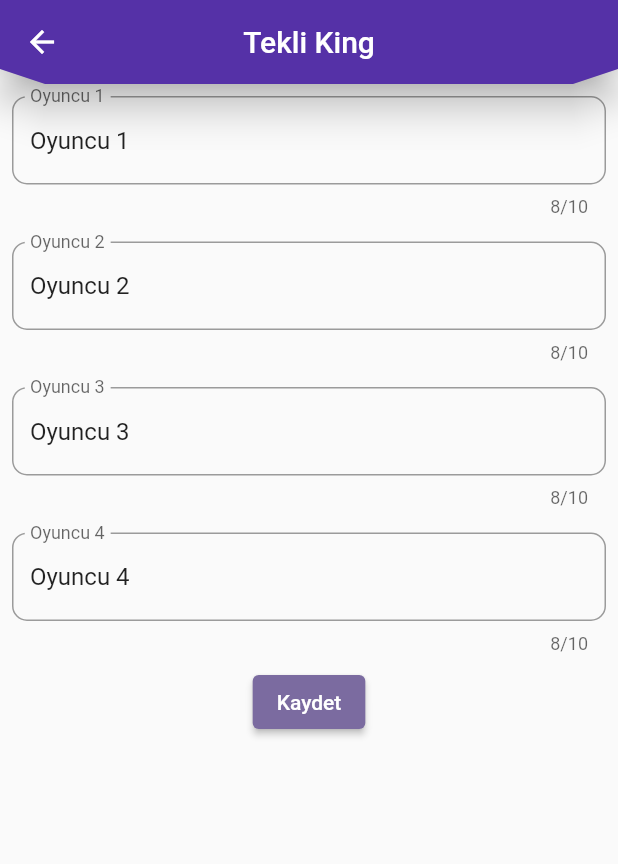
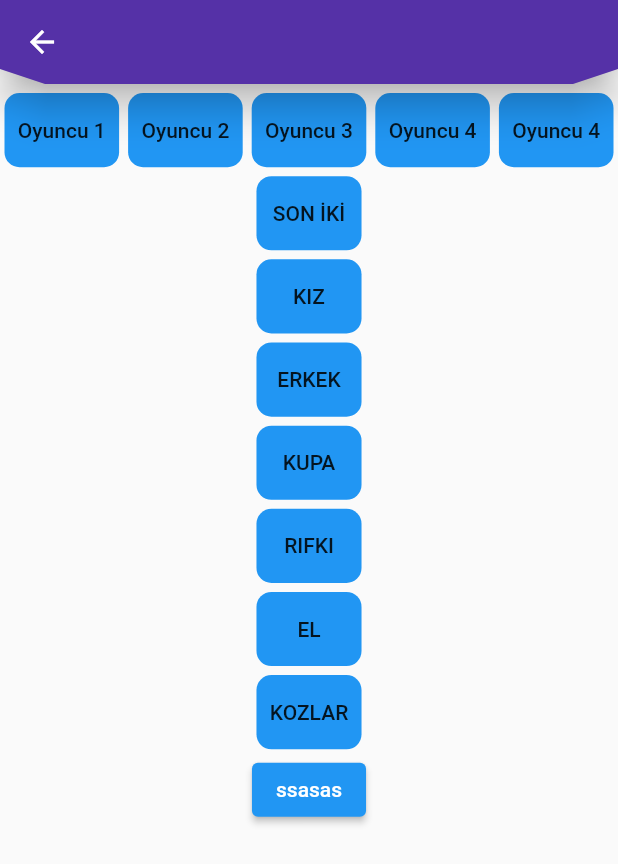
Before and after one commit to VeliKarpuz/scoreboard_app, a Flutter app: the TekliKing screen opened directly, after a tap on "Kaydet", on a phone screen of 412 x 824 dp. Shown: the top 864 px of the screen. Run offline on Flutter 3.47's test engine with Material 2 defaults, Android fonts, the phone set to English and light mode, and no system bars; our stand-ins replace assets_audio_player, font_awesome_flutter, get_it.

Commit message:
17.05.2023

```diff
--- a/lib/main.dart
+++ b/lib/main.dart
@@ -1,9 +1,13 @@
 import 'package:flutter/material.dart';
 import 'package:scoreboard_app/widgets/common_widgets/my_card_list.dart';
 import 'package:scoreboard_app/const_names.dart';
+import 'package:scoreboard_app/widgets/king/service/service_locator.dart';
 import './theme.dart';
 
-void main() => runApp(MyApp());
+void main() async {
+  initGetIt();
+  runApp(MyApp());
+}
 
 class MyApp extends StatelessWidget with MyTheme {
   MyApp({super.key});
--- /dev/null
+++ b/lib/widgets/king/service/game_type_state.dart
@@ -0,0 +1,9 @@
+import 'package:flutter/material.dart';
+
+class GameTypeState {
+  ValueNotifier<int> whichGameIsActive = ValueNotifier(0);
+
+  void gameSelector(int queue) {
+    whichGameIsActive.value = queue;
+  }
+}
--- /dev/null
+++ b/lib/widgets/king/service/player_state.dart
@@ -0,0 +1,15 @@
+import 'package:flutter/material.dart';
+
+class PlayerState {
+  ValueNotifier<int> whichPlayerIsActive = ValueNotifier<int>(0);
+
+  void nextPlayer() {
+    whichPlayerIsActive.value < 4
+        ? whichPlayerIsActive.value++
+        : whichPlayerIsActive.value = 1;
+  }
+
+  void selectPlayer(int queue) {
+    whichPlayerIsActive.value == 0 ? whichPlayerIsActive.value = queue : null;
+  }
+}
--- /dev/null
+++ b/lib/widgets/king/service/service_locator.dart
@@ -0,0 +1,13 @@
+import 'package:get_it/get_it.dart';
+import 'package:scoreboard_app/widgets/king/service/player_state.dart';
+import 'game_type_state.dart';
+
+final getIt = GetIt.instance;
+
+void initGetIt() {
+  getIt.registerSingleton<PlayerState>(PlayerState());
+  getIt.registerSingleton<GameTypeState>(GameTypeState());
+
+// Alternatively you could write it if you don't like global variables
+  // GetIt.I.registerSingleton<AppModel>(AppModel());
+}
--- a/lib/widgets/king/tekli_king/tekli_king.dart
+++ b/lib/widgets/king/tekli_king/tekli_king.dart
@@ -2,6 +2,7 @@ import 'package:flutter/material.dart';
 import 'package:scoreboard_app/const_names.dart';
 import 'package:scoreboard_app/widgets/common_widgets/my_card_list.dart';
 import 'package:scoreboard_app/widgets/common_widgets/my_text_form.dart';
+import 'package:scoreboard_app/widgets/king/tekli_king/tekli_king_oyun.dart';
 
 class TekliKing extends StatelessWidget {
   TekliKing({super.key});
@@ -37,7 +38,16 @@ class TekliKing extends StatelessWidget {
 
   ElevatedButton kaydetButton(BuildContext context) {
     return ElevatedButton(
-      onPressed: () {},
+      onPressed: () {
+        navigatorPush(
+            context,
+            TekliKingOyun(
+              player1: oyuncu1.text,
+              player2: oyuncu2.text,
+              player3: oyuncu3.text,
+              player4: oyuncu4.text,
+            ));
+      },
       style: ElevatedButton.styleFrom(
         backgroundColor: Color.fromARGB(255, 123, 107, 160),
       ),
--- /dev/null
+++ b/lib/widgets/king/tekli_king/tekli_king_oyun.dart
@@ -0,0 +1,56 @@
+import 'package:flutter/material.dart';
+import 'package:scoreboard_app/const_names.dart';
+import 'package:scoreboard_app/widgets/king/service/player_state.dart';
+import 'package:scoreboard_app/widgets/king/service/service_locator.dart';
+import 'package:scoreboard_app/widgets/king/tekli_king/tekli_king.dart';
+import 'package:scoreboard_app/widgets/king/tekli_king/tekli_king_subclasses/game_type.dart';
+import 'package:scoreboard_app/widgets/king/tekli_king/tekli_king_subclasses/player.dart';
+
+class TekliKingOyun extends StatefulWidget {
+  TekliKingOyun(
+      {super.key,
+      required this.player1,
+      required this.player2,
+      required this.player3,
+      required this.player4});
+  final String player1, player2, player3, player4;
+
+  @override
+  State<TekliKingOyun> createState() => _TekliKingOyunState();
+}
+
+class _TekliKingOyunState extends State<TekliKingOyun> {
+  final playerState = getIt.get<PlayerState>();
+
+  @override
+  Widget build(BuildContext context) {
+    return Scaffold(
+      appBar: AppBar(),
+      body: Column(
+        children: [
+          Row(
+            children: [
+              Player(queue: 1, playerName: widget.player1),
+              Player(queue: 2, playerName: widget.player2),
+              Player(queue: 3, playerName: widget.player3),
+              Player(queue: 4, playerName: widget.player4),
+              Player(queue: 4, playerName: widget.player4),
+            ],
+          ),
+          GameType(gameName: "SON İKİ", queue: 1),
+          GameType(gameName: "KIZ", queue: 2),
+          GameType(gameName: "ERKEK", queue: 3),
+          GameType(gameName: "KUPA", queue: 4),
+          GameType(gameName: "RIFKI", queue: 5),
+          GameType(gameName: "EL", queue: 6),
+          GameType(gameName: "KOZLAR", queue: 7),
+          ElevatedButton(
+              onPressed: () {
+                playerState.nextPlayer();
+              },
+              child: Text("ssasas"))
+        ],
+      ),
+    );
+  }
+}
--- /dev/null
+++ b/lib/widgets/king/tekli_king/tekli_king_subclasses/game_type.dart
@@ -0,0 +1,35 @@
+import 'package:flutter/material.dart';
+import 'package:scoreboard_app/widgets/king/service/game_type_state.dart';
+import 'package:scoreboard_app/widgets/king/service/service_locator.dart';
+
+class GameType extends StatelessWidget {
+  GameType({
+    super.key,
+    required this.gameName,
+    required this.queue,
+  });
+  final String gameName;
+  final int queue;
+  final gameTypeState = getIt.get<GameTypeState>();
+
+  @override
+  Widget build(BuildContext context) {
+    return ValueListenableBuilder(
+      valueListenable: gameTypeState.whichGameIsActive,
+      builder: (context, value, child) => AnimatedContainer(
+        padding: EdgeInsets.all(3),
+        margin: EdgeInsets.all(3),
+        height: MediaQuery.of(context).size.height * 0.06,
+        width: MediaQuery.of(context).size.width * 0.17,
+        duration: const Duration(milliseconds: 750),
+        decoration: BoxDecoration(
+          borderRadius: BorderRadius.circular(10),
+          color: value == queue ? Colors.red : Colors.blue,
+        ),
+        child: Center(
+          child: Text(gameName, style: Theme.of(context).textTheme.bodyLarge),
+        ),
+      ),
+    );
+  }
+}
--- /dev/null
+++ b/lib/widgets/king/tekli_king/tekli_king_subclasses/player.dart
@@ -0,0 +1,39 @@
+import 'package:flutter/material.dart';
+import 'package:scoreboard_app/const_names.dart';
+import 'package:scoreboard_app/widgets/king/service/player_state.dart';
+import 'package:scoreboard_app/widgets/king/service/service_locator.dart';
+import 'package:scoreboard_app/widgets/king/tekli_king/tekli_king.dart';
+
+class Player extends StatelessWidget {
+  Player({
+    required this.queue,
+    required this.playerName,
+    super.key,
+  });
+  final String playerName;
+  final playerState = getIt.get<PlayerState>();
+  final int queue;
+
+  @override
+  Widget build(BuildContext context) {
+    return ValueListenableBuilder(
+      valueListenable: playerState.whichPlayerIsActive,
+      builder: (context, value, child) => Expanded(
+        child: AnimatedContainer(
+          padding: EdgeInsets.all(3),
+          margin: EdgeInsets.only(top: 6, bottom: 3, left: 3, right: 3),
+          height: MediaQuery.of(context).size.height * 0.06,
+          duration: const Duration(milliseconds: 750),
+          decoration: BoxDecoration(
+            borderRadius: BorderRadius.circular(10),
+            color: value == queue ? Colors.red : Colors.blue,
+          ),
+          child: Center(
+            child:
+                Text(playerName, style: Theme.of(context).textTheme.bodyLarge),
+          ),
+        ),
+      ),
+    );
+  }
+}
--- a/pubspec.yaml
+++ b/pubspec.yaml
@@ -38,6 +38,7 @@ dependencies:
   font_awesome_flutter: ^10.4.0
   stop_watch_timer: ^2.0.0
   assets_audio_player: ^3.0.6
+  get_it: ^7.6.0
 
 dev_dependencies:
   flutter_test:
```
Also changed, not shown: pubspec.lock.
